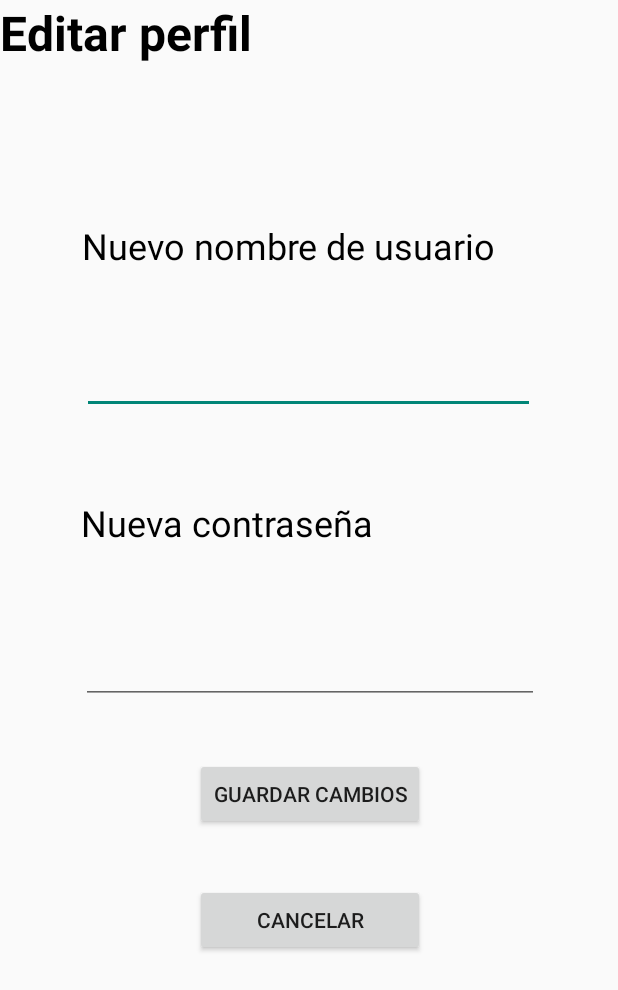
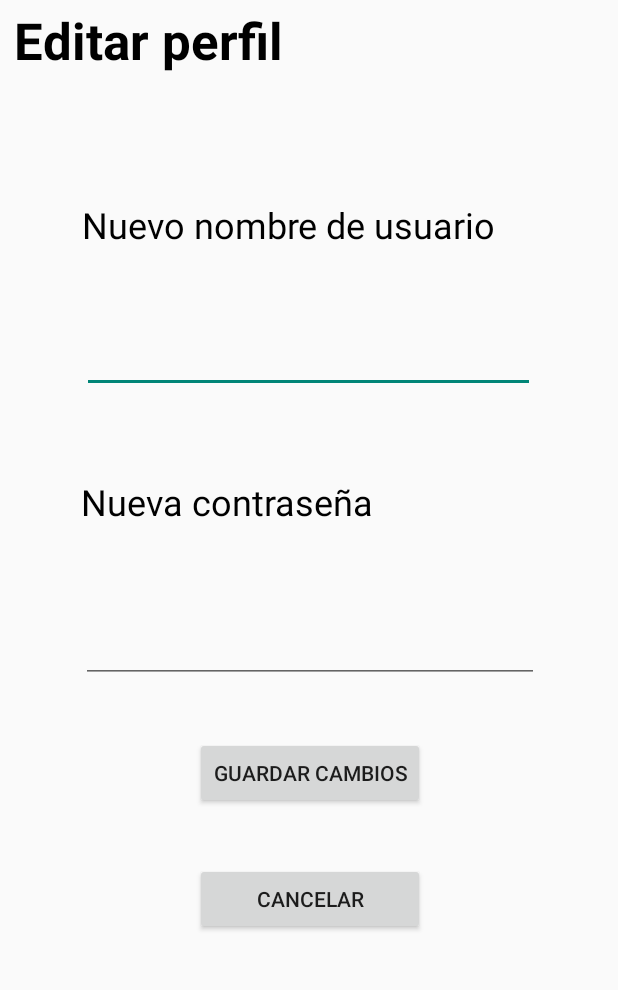
Before and after one commit to AdrianUEx/Fruticion2.0, an Android app: the EditProfileActivity screen opened directly, with no data from a screen before it, on a phone screen of 412 x 824 dp. Shown: the top 990 px of the screen. Run offline under Robolectric (Android 15) with nearby library versions, the phone set to English and light mode, and no system bars; our stand-ins replace Room's generated code.

Commit message:
Añadidos comentarios. Añadidos algunos Log para hacer pruebas. Descomentado currentUserId = null Cambiados algunos elementos del CardView

```diff
--- a/app/src/main/java/com/example/fruticion/fragments/ProfileFragment.kt
+++ b/app/src/main/java/com/example/fruticion/fragments/ProfileFragment.kt
@@ -1,6 +1,7 @@
 package com.example.fruticion.fragments
 
 import android.os.Bundle
+import android.util.Log
 import androidx.fragment.app.Fragment
 import android.view.LayoutInflater
 import android.view.View
@@ -75,7 +76,8 @@ class ProfileFragment : Fragment() {
 
     // finaliza la Activity de la que cuelga este Fragment (invoca por detras a onDestroy())
     private fun logout(){
-       // currentUserId = null // Lo pongo a null para asegurarme de que no sigue cargado cuando se cierra sesión. currentUserId es un companion object que esta cargado desde la invocacion del login
+        Log.i("valor de currentUserId", "El valor de currentUserId justo antes de cerrar sesión es: ${currentUserId}")
+        currentUserId = null // Lo pongo a null para asegurarme de que no sigue cargado cuando se cierra sesión. currentUserId es un companion object que esta cargado desde la invocacion del login
         requireActivity().finish()
     }
 }
--- a/app/src/main/java/com/example/fruticion/fragments/SearchViewHolder.kt
+++ b/app/src/main/java/com/example/fruticion/fragments/SearchViewHolder.kt
@@ -11,8 +11,8 @@ class SearchViewHolder(view: View) : RecyclerView.ViewHolder(view) {
 
     fun render (fruit: Fruit, onClickListener: (Fruit)->Unit) {
         binding.fruitName.text = fruit.name
-        binding.fruitCountry.text = fruit.family
-        binding.fruitColor.text = fruit.genus
+        binding.fruitFamily.text = fruit.family
+        binding.fruitOrder.text = fruit.genus
         binding.cvItem.setOnClickListener { onClickListener(fruit) }
     }
 }
--- a/app/src/main/res/layout/activity_edit_profile.xml
+++ b/app/src/main/res/layout/activity_edit_profile.xml
@@ -8,17 +8,17 @@
 
     <TextView
         android:id="@+id/editarPerfilTextView"
-        android:layout_width="0dp"
-        android:layout_height="63dp"
+        android:layout_width="wrap_content"
+        android:layout_height="wrap_content"
+        android:layout_marginTop="4dp"
         android:contentDescription="Titulo de la pantalla Editar perfil"
-        android:lineSpacingExtra="8sp"
-        android:text="Editar perfil"
-        android:textAppearance="@style/TextAppearance.AppCompat.Large"
+        android:ems="10"
+        android:text="@string/title_edit"
+        android:textAppearance="@style/TextAppearance.AppCompat.Body1"
         android:textColor="@color/black"
-        android:textSize="32sp"
+        android:textSize="34sp"
         android:textStyle="bold"
         app:layout_constraintEnd_toEndOf="parent"
-        app:layout_constraintHorizontal_bias="0.0"
         app:layout_constraintStart_toStartOf="parent"
         app:layout_constraintTop_toTopOf="parent" />
 
@@ -52,7 +52,7 @@
         android:layout_width="310dp"
         android:layout_height="58dp"
         android:layout_marginTop="56dp"
-        android:text="Nueva contraseña"
+        android:text="@string/text_edit_password"
         android:textColor="@color/black"
         android:textSize="24sp"
         app:layout_constraintEnd_toEndOf="parent"
--- a/app/src/main/res/menu/actionbar_menu.xml
+++ b/app/src/main/res/menu/actionbar_menu.xml
@@ -1,7 +1,7 @@
 <?xml version="1.0" encoding="utf-8"?>
 <menu xmlns:android="http://schemas.android.com/apk/res/android"
     xmlns:app="http://schemas.android.com/apk/res-auto">
-
+    <!--Esta es la ActionBar que va metida con la ToolBar. NO ES LA TOOLBAR ENTERA.-->
     <item android:id="@+id/action_search"
         android:title="@string/search_text"
         android:icon="@drawable/lupita"
```
Also changed, not shown: app/src/main/java/com/example/fruticion/activity/HomeActivity.kt (+4 -3 lines), app/src/main/java/com/example/fruticion/activity/LoginActivity.kt (+7 -1 lines), app/src/main/res/layout/search_item_list.xml (+15 -15 lines).
